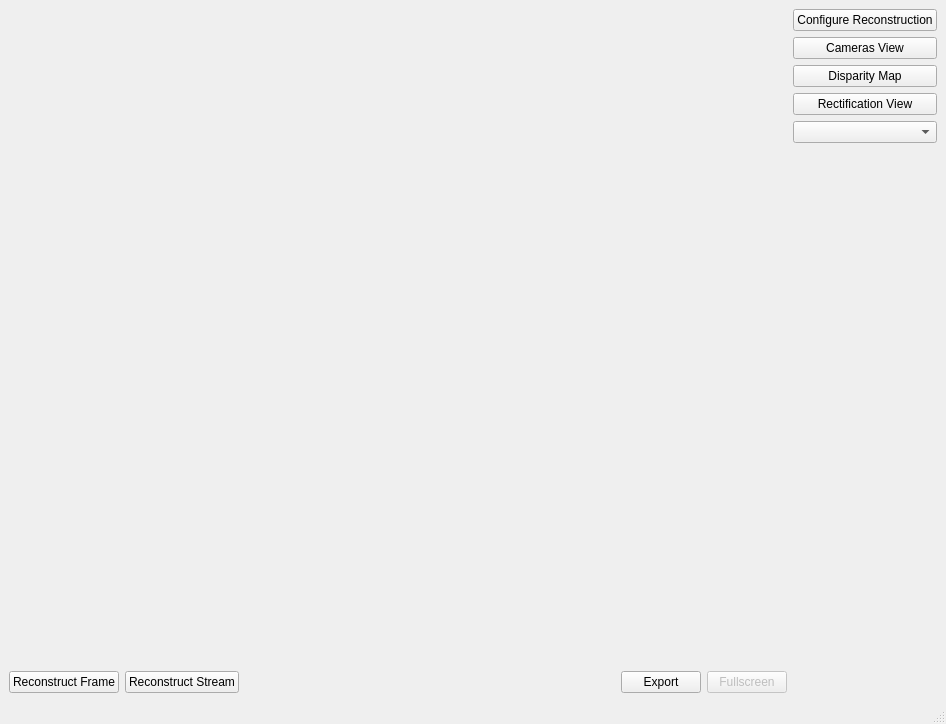
Above: GUIApp/src/mainwindow.ui from otaviog/ThunderVision before the change. Below: the same form after it.
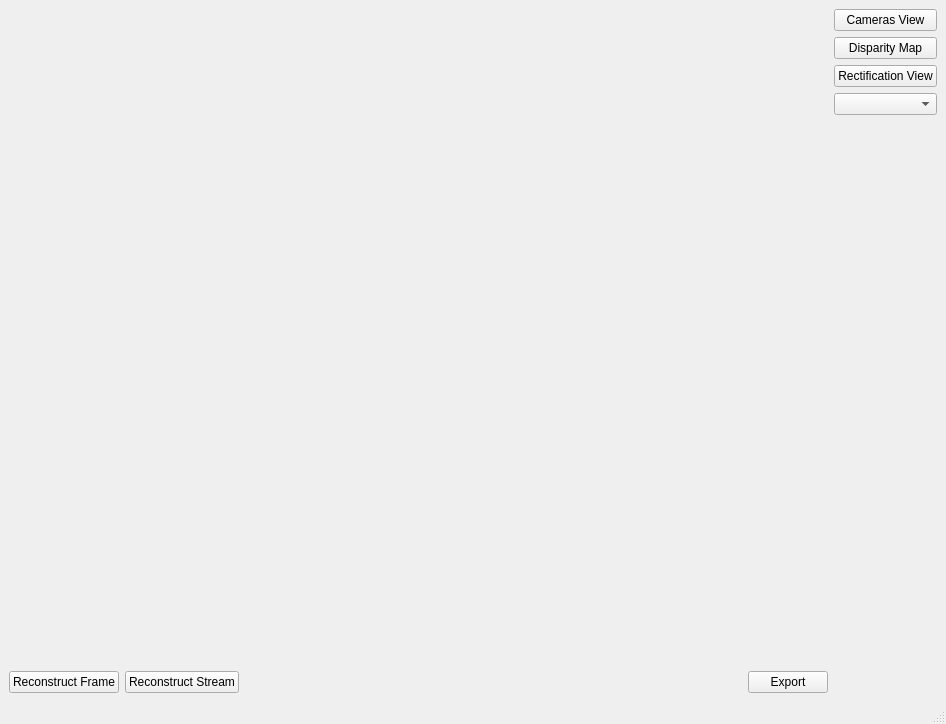
That is the form after the change. Icons and pictures are not drawn.

Diff of the .ui file:
```diff
--- a/GUIApp/src/mainwindow.ui
+++ b/GUIApp/src/mainwindow.ui
@@ -106,26 +106,6 @@
             </property>
            </widget>
           </item>
-          <item>
-           <widget class="QPushButton" name="pbFullscreen">
-            <property name="enabled">
-             <bool>false</bool>
-            </property>
-            <property name="text">
-             <string>Fullscreen</string>
-            </property>
-            <property name="icon">
-             <iconset resource="../resources.qrc">
-              <normaloff>:/imgs/fullscreen.png</normaloff>:/imgs/fullscreen.png</iconset>
-            </property>
-            <property name="iconSize">
-             <size>
-              <width>32</width>
-              <height>32</height>
-             </size>
-            </property>
-           </widget>
-          </item>
          </layout>
         </item>
        </layout>
@@ -134,13 +114,6 @@
     </item>
     <item>
      <layout class="QVBoxLayout" name="verticalLayout_4">
-      <item>
-       <widget class="QPushButton" name="pbConfigReconst">
-        <property name="text">
-         <string>Configure Reconstruction</string>
-        </property>
-       </widget>
-      </item>
       <item>
        <widget class="QPushButton" name="pbCamerasView">
         <property name="text">
```
